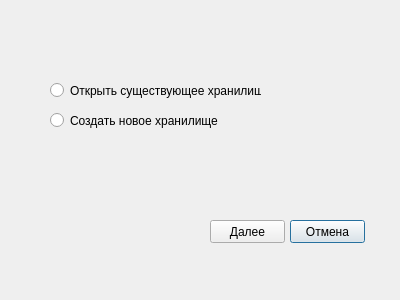
First picture: the form in Dialogs/choosedatabasedialog.ui, repository ioTardis/PasswordManager, before the edit.
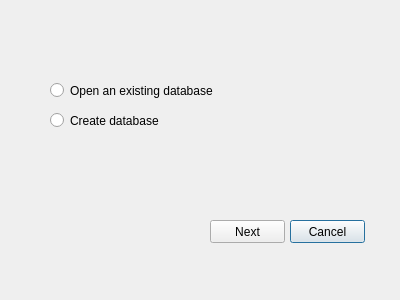
Second picture: the form after the edit.

Patch:
```diff
--- a/Dialogs/choosedatabasedialog.ui
+++ b/Dialogs/choosedatabasedialog.ui
@@ -23,7 +23,7 @@
     </rect>
    </property>
    <property name="text">
-    <string>Отмена</string>
+    <string>Cancel</string>
    </property>
   </widget>
   <widget class="QRadioButton" name="ExistDbRadioButton">
@@ -36,7 +36,7 @@
     </rect>
    </property>
    <property name="text">
-    <string>Открыть существующее хранилище</string>
+    <string>Open an existing database</string>
    </property>
   </widget>
   <widget class="QRadioButton" name="NewDbRadioButton">
@@ -49,7 +49,7 @@
     </rect>
    </property>
    <property name="text">
-    <string>Создать новое хранилище</string>
+    <string>Create database</string>
    </property>
   </widget>
   <widget class="QPushButton" name="NextButton">
@@ -62,7 +62,7 @@
     </rect>
    </property>
    <property name="text">
-    <string>Далее</string>
+    <string>Next</string>
    </property>
   </widget>
  </widget>
```
